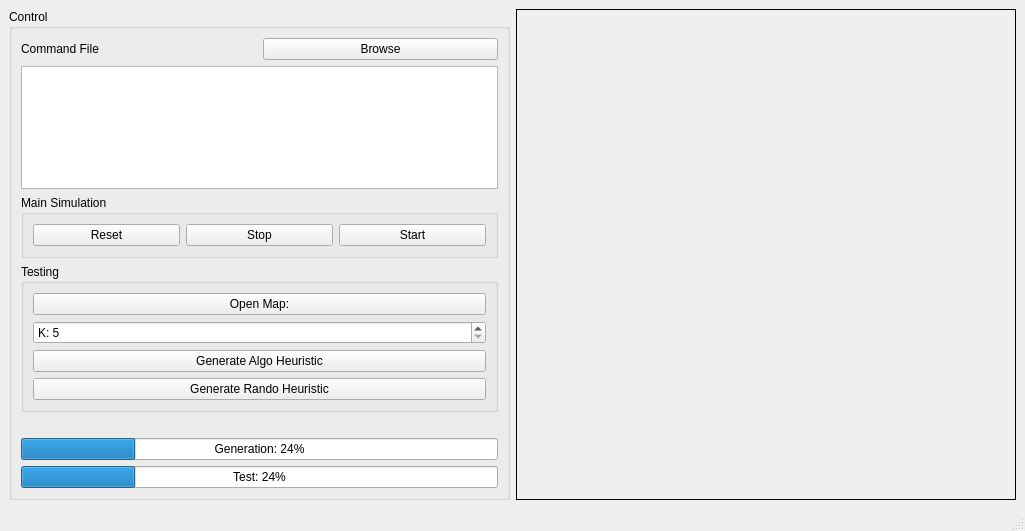
This is mainwindowcontrols.ui in kwijesin/CMPT417-Final-Project-F22 as Qt 5 draws it before an edit. The edited form follows.
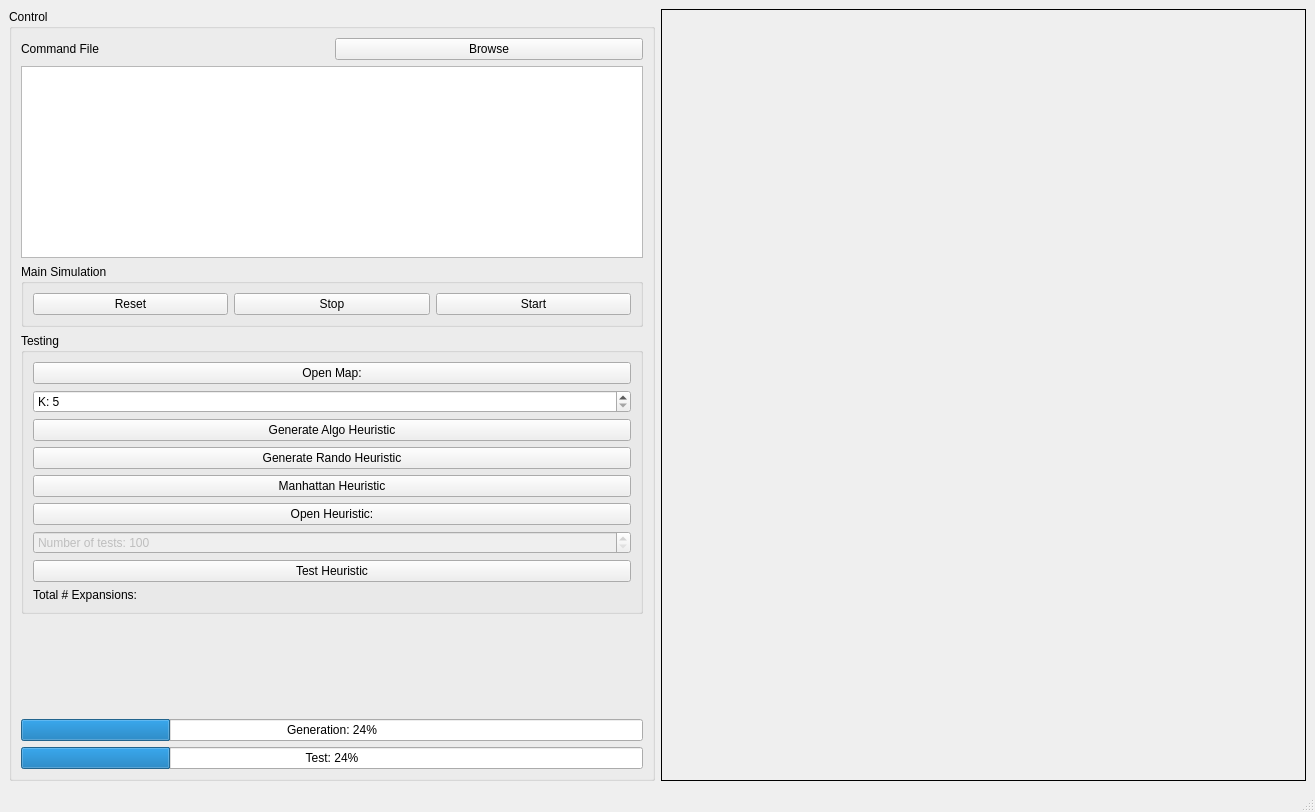
This is the edited form. Custom widgets are drawn as their Qt base class.

Commit message: Adds manual testing support and fixes negative heuristic bug

Patch:
```diff
--- a/mainwindowcontrols.ui
+++ b/mainwindowcontrols.ui
@@ -6,8 +6,8 @@
    <rect>
     <x>0</x>
     <y>0</y>
-    <width>1025</width>
-    <height>531</height>
+    <width>1315</width>
+    <height>812</height>
    </rect>
   </property>
   <property name="windowTitle">
@@ -122,6 +122,50 @@
             </property>
            </widget>
           </item>
+          <item>
+           <widget class="QPushButton" name="pushButtonManHatHeuristic">
+            <property name="text">
+             <string>Manhattan Heuristic</string>
+            </property>
+           </widget>
+          </item>
+          <item>
+           <widget class="QPushButton" name="pushButtonOpenHeuristic">
+            <property name="text">
+             <string>Open Heuristic:</string>
+            </property>
+           </widget>
+          </item>
+          <item>
+           <widget class="QSpinBox" name="spinBoxNTests">
+            <property name="enabled">
+             <bool>false</bool>
+            </property>
+            <property name="prefix">
+             <string>Number of tests: </string>
+            </property>
+            <property name="minimum">
+             <number>100</number>
+            </property>
+            <property name="maximum">
+             <number>100000</number>
+            </property>
+           </widget>
+          </item>
+          <item>
+           <widget class="QPushButton" name="pushButtonTestHeuristic">
+            <property name="text">
+             <string>Test Heuristic</string>
+            </property>
+           </widget>
+          </item>
+          <item>
+           <widget class="QLabel" name="labelTestResult">
+            <property name="text">
+             <string>Total # Expansions:</string>
+            </property>
+           </widget>
+          </item>
          </layout>
         </widget>
        </item>
```
Left out of the diff: 2 changed lines with no effect on the pictures. The commit also changes 6 other files.
